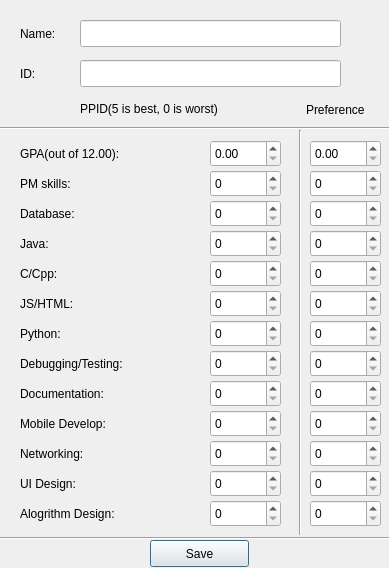
Old version of the form d2/profilewindow.ui in the repository forshakuras/3004.
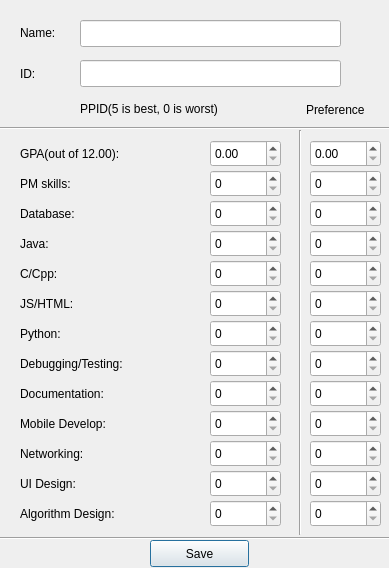
New version of the form.

Commit message: profile window name variable fixes

The edit to the form file:
```diff
--- a/d2/profilewindow.ui
+++ b/d2/profilewindow.ui
@@ -19,7 +19,7 @@
      <x>20</x>
      <y>25</y>
      <width>51</width>
-     <height>17</height>
+     <height>16</height>
     </rect>
    </property>
    <property name="text">
@@ -264,7 +264,7 @@
     </rect>
    </property>
    <property name="text">
-    <string>Alogrithm Design:</string>
+    <string>Algorithm Design:</string>
    </property>
   </widget>
   <widget class="QSpinBox" name="spinBox">
```
Left out of the diff: 56 changed lines with no effect on the pictures.
